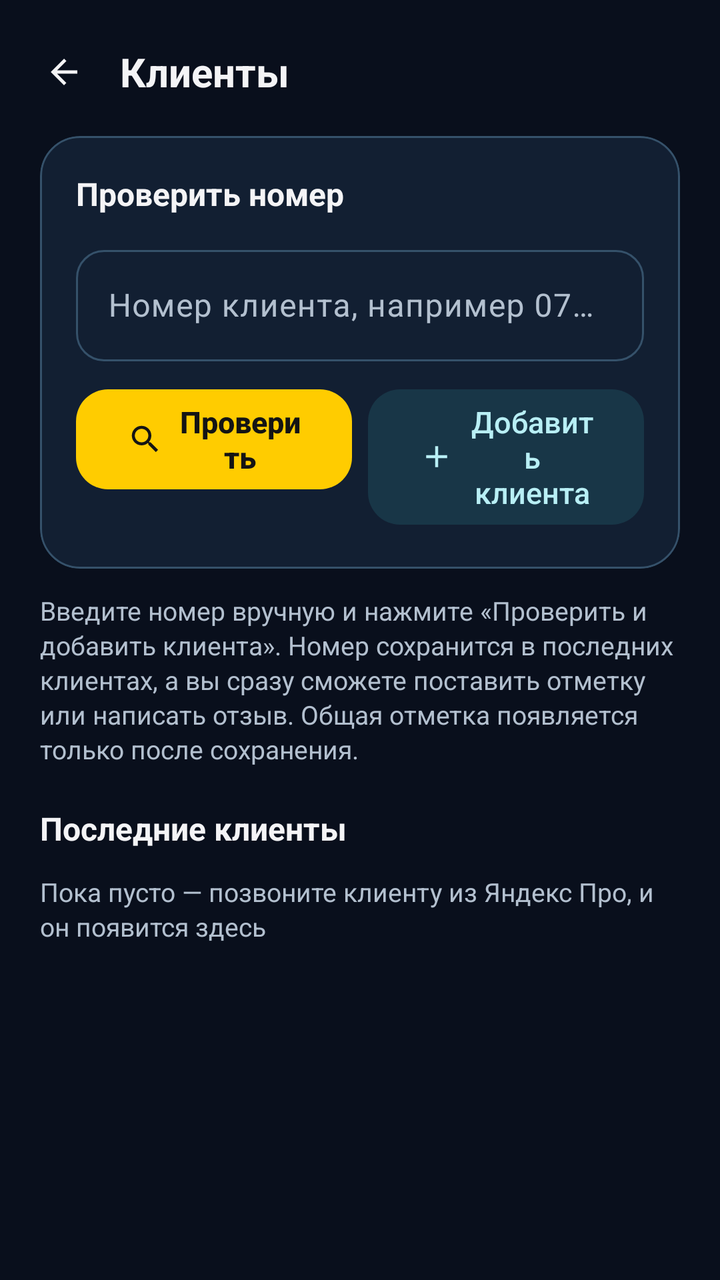
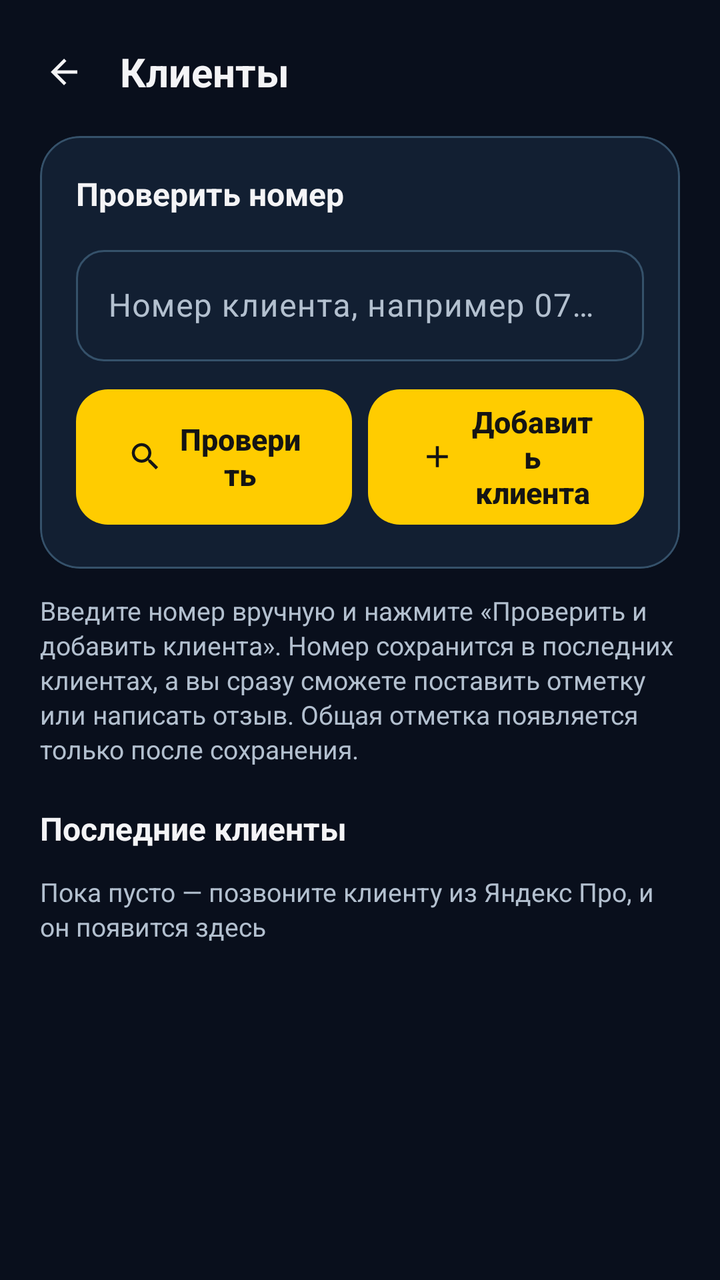

An Android layout rendered at two revisions. The XML below is the earlier revision; the diff shows what the commit changed to produce the second picture.
<!-- AndroidManifest.xml: application theme Theme.TaxiRadar -->
<!-- res/layout/activity_clients.xml -->
<?xml version="1.0" encoding="utf-8"?>
<LinearLayout xmlns:android="http://schemas.android.com/apk/res/android"
    xmlns:app="http://schemas.android.com/apk/res-auto"
    android:layout_width="match_parent"
    android:layout_height="match_parent"
    android:background="@color/tr_bg"
    android:orientation="vertical">

    <LinearLayout
        android:layout_width="match_parent"
        android:layout_height="wrap_content"
        android:gravity="center_vertical"
        android:orientation="horizontal"
        android:paddingHorizontal="8dp"
        android:paddingTop="12dp">

        <com.google.android.material.button.MaterialButton
            android:id="@+id/btnClientsBack"
            style="@style/Widget.Material3.Button.IconButton"
            android:layout_width="48dp"
            android:layout_height="48dp"
            android:contentDescription="@string/back"
            app:icon="@drawable/ic_arrow_back"
            app:iconTint="@color/tr_text" />

        <TextView
            android:layout_width="wrap_content"
            android:layout_height="wrap_content"
            android:layout_marginStart="4dp"
            android:text="@string/tile_clients"
            android:textColor="@color/tr_text"
            android:textSize="20sp"
            android:textStyle="bold" />
    </LinearLayout>

    <ScrollView
        android:layout_width="match_parent"
        android:layout_height="0dp"
        android:layout_weight="1">

        <LinearLayout
            android:layout_width="match_parent"
            android:layout_height="wrap_content"
            android:orientation="vertical"
            android:paddingHorizontal="20dp"
            android:paddingTop="8dp"
            android:paddingBottom="20dp">

            <com.google.android.material.card.MaterialCardView
                style="@style/TaxiRadar.Card"
                android:layout_width="match_parent"
                android:layout_height="wrap_content">

                <LinearLayout
                    android:layout_width="match_parent"
                    android:layout_height="wrap_content"
                    android:orientation="vertical">

                    <TextView
                        style="@style/TaxiRadar.CardTitle"
                        android:layout_width="wrap_content"
                        android:layout_height="wrap_content"
                        android:text="@string/clients_check_title" />

                    <com.google.android.material.textfield.TextInputLayout
                        style="@style/Widget.Material3.TextInputLayout.OutlinedBox"
                        android:layout_width="match_parent"
                        android:layout_height="wrap_content"
                        android:layout_marginTop="12dp"
                        android:hint="@string/clients_phone_hint"
                        app:boxCornerRadiusBottomEnd="14dp"
                        app:boxCornerRadiusBottomStart="14dp"
                        app:boxCornerRadiusTopEnd="14dp"
                        app:boxCornerRadiusTopStart="14dp">

                        <com.google.android.material.textfield.TextInputEditText
                            android:id="@+id/etClientPhone"
                            android:layout_width="match_parent"
                            android:layout_height="wrap_content"
                            android:inputType="phone"
                            android:singleLine="true" />
                    </com.google.android.material.textfield.TextInputLayout>

                    
                    <LinearLayout
                        android:layout_width="match_parent"
                        android:layout_height="wrap_content"
                        android:layout_marginTop="10dp"
                        android:orientation="horizontal">

                        <com.google.android.material.button.MaterialButton
                            android:id="@+id/btnClientCheck"
                            style="@style/TaxiRadar.Button"
                            android:layout_width="0dp"
                            android:layout_height="wrap_content"
                            android:layout_marginEnd="8dp"
                            android:layout_weight="1"
                            android:text="@string/clients_check"
                            app:icon="@drawable/ic_search"
                            app:iconGravity="textStart" />

                        <com.google.android.material.button.MaterialButton
                            android:id="@+id/btnClientAdd"
                            style="@style/TaxiRadar.Button.Tonal"
                            android:layout_width="0dp"
                            android:layout_height="wrap_content"
                            android:layout_weight="1"
                            android:text="@string/clients_add"
                            app:icon="@drawable/ic_add"
                            app:iconGravity="textStart" />
                    </LinearLayout>

                    <TextView
                        android:id="@+id/tvClientResult"
                        android:layout_width="match_parent"
                        android:layout_height="wrap_content"
                        android:layout_marginTop="12dp"
                        android:lineSpacingExtra="2dp"
                        android:textColor="@color/tr_text"
                        android:textSize="15sp"
                        android:visibility="gone" />

                    <com.google.android.material.button.MaterialButton
                        android:id="@+id/btnClientTag"
                        style="@style/TaxiRadar.Button.Tonal"
                        android:layout_width="match_parent"
                        android:layout_height="wrap_content"
                        android:layout_marginTop="8dp"
                        android:text="@string/clients_tag"
                        android:visibility="gone" />
                </LinearLayout>
            </com.google.android.material.card.MaterialCardView>

            <TextView
                style="@style/TaxiRadar.Caption"
                android:layout_width="match_parent"
                android:layout_height="wrap_content"
                android:layout_marginTop="12dp"
                android:text="@string/driver_clients_hint" />

            <TextView
                style="@style/TaxiRadar.CardTitle"
                android:layout_width="wrap_content"
                android:layout_height="wrap_content"
                android:layout_marginTop="20dp"
                android:text="@string/clients_recent" />

            <LinearLayout
                android:id="@+id/layoutRecentClients"
                android:layout_width="match_parent"
                android:layout_height="wrap_content"
                android:layout_marginTop="8dp"
                android:orientation="vertical" />

            <TextView
                android:id="@+id/tvNoRecent"
                style="@style/TaxiRadar.Caption"
                android:layout_width="match_parent"
                android:layout_height="wrap_content"
                android:layout_marginTop="4dp"
                android:text="@string/clients_recent_empty" />
        </LinearLayout>
    </ScrollView>
</LinearLayout>
<!-- resources referenced by this layout -->
<resources>
  <color name="tr_bg">#090F1C</color>
  <color name="tr_text">#F4F4F6</color>
  <!-- drawable ic_add (drawable) -->
  <vector xmlns:android="http://schemas.android.com/apk/res/android"
      android:width="24dp"
      android:height="24dp"
      android:viewportWidth="24"
      android:viewportHeight="24">
      <path
          android:fillColor="#FFFFFFFF"
          android:pathData="M19,13h-6v6h-2v-6H5v-2h6V5h2v6h6v2z" />
  </vector>
  <!-- drawable ic_arrow_back (drawable) -->
  <vector xmlns:android="http://schemas.android.com/apk/res/android"
      android:width="24dp"
      android:height="24dp"
      android:viewportWidth="24"
      android:viewportHeight="24">
      <path
          android:fillColor="#FFFFFFFF"
          android:pathData="M20,11H7.83l5.59,-5.59L12,4l-8,8 8,8 1.41,-1.41L7.83,13H20v-2z" />
  </vector>
  <string name="back">Назад</string>
  <string name="clients_add">Добавить клиента</string>
  <string name="clients_check">Проверить</string>
  <string name="clients_check_title">Проверить номер</string>
  <string name="clients_phone_hint">Номер клиента, например 078123456</string>
  <string name="clients_recent">Последние клиенты</string>
  <string name="clients_recent_empty">Пока пусто — позвоните клиенту из Яндекс Про, и он появится здесь</string>
  <string name="clients_tag">Отметить клиента</string>
  <string name="driver_clients_hint">Введите номер вручную и нажмите «Проверить и добавить клиента». Номер сохранится в последних клиентах, а вы сразу сможете поставить отметку или написать отзыв. Общая отметка появляется только после сохранения.</string>
  <string name="tile_clients">Клиенты</string>
  <style name="TaxiRadar.Button" parent="Widget.Material3.Button">
          <item name="cornerRadius">16dp</item>
          <item name="android:minHeight">52dp</item>
          <item name="android:textSize">15sp</item>
          <item name="android:textStyle">bold</item>
          <item name="android:letterSpacing">0</item>
      </style>
  <style name="TaxiRadar.Button.Tonal" parent="Widget.Material3.Button.TonalButton">
          <item name="cornerRadius">16dp</item>
          <item name="android:minHeight">52dp</item>
          <item name="android:textSize">15sp</item>
          <item name="android:letterSpacing">0</item>
      </style>
  <style name="TaxiRadar.Caption" parent="">
          <item name="android:textColor">@color/tr_text_secondary</item>
          <item name="android:textSize">13sp</item>
          <item name="android:lineSpacingExtra">2dp</item>
      </style>
  <style name="TaxiRadar.Card" parent="Widget.Material3.CardView.Filled">
          <item name="cardBackgroundColor">@color/tr_surface</item>
          <item name="cardCornerRadius">20dp</item>
          <item name="cardElevation">0dp</item>
          <item name="strokeColor">@color/tr_stroke</item>
          <item name="strokeWidth">1dp</item>
          <item name="contentPadding">18dp</item>
      </style>
  <style name="TaxiRadar.CardTitle" parent="">
          <item name="android:textColor">@color/tr_text</item>
          <item name="android:textSize">16sp</item>
          <item name="android:textStyle">bold</item>
      </style>
  <style name="Theme.TaxiRadar" parent="Base.Theme.TaxiRadar" />
  <color name="tr_text_secondary">#B3C0CF</color>
  <color name="tr_surface">#121F32</color>
  <color name="tr_stroke">#35516A</color>
  <color name="tr_accent">#FFCC00</color>
  <color name="tr_on_accent">#141414</color>
  <color name="tr_accent_container">#183647</color>
  <color name="tr_on_accent_container">#B8EFF5</color>
  <color name="tr_danger">#EF4444</color>
  <!-- unchanged entries left out for length: 2 -->
</resources>

<!-- the commit's change to res/layout/activity_clients.xml (unified diff, before → after) -->
@@ -86,13 +86,14 @@
                         android:layout_width="match_parent"
                         android:layout_height="wrap_content"
                         android:layout_marginTop="10dp"
+                        android:baselineAligned="false"
                         android:orientation="horizontal">
 
                         <com.google.android.material.button.MaterialButton
                             android:id="@+id/btnClientCheck"
                             style="@style/TaxiRadar.Button"
                             android:layout_width="0dp"
-                            android:layout_height="wrap_content"
+                            android:layout_height="match_parent"
                             android:layout_marginEnd="8dp"
                             android:layout_weight="1"
                             android:text="@string/clients_check"
@@ -101,9 +102,9 @@
 
                         <com.google.android.material.button.MaterialButton
                             android:id="@+id/btnClientAdd"
-                            style="@style/TaxiRadar.Button.Tonal"
+                            style="@style/TaxiRadar.Button"
                             android:layout_width="0dp"
-                            android:layout_height="wrap_content"
+                            android:layout_height="match_parent"
                             android:layout_weight="1"
                             android:text="@string/clients_add"
                             app:icon="@drawable/ic_add"
